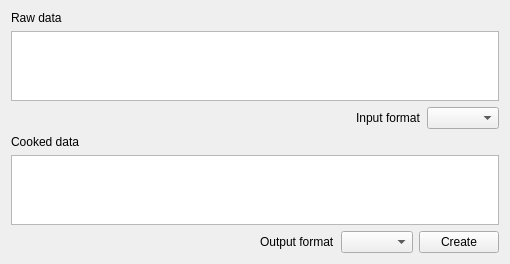
Above: Source/Assistants/String/Source/xToolsStringAssistant.ui from x-tools-author/x-tools before the change. Below: the same form after it.
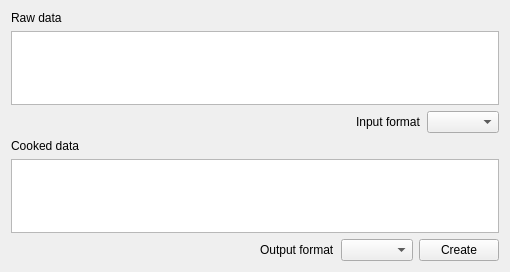
That is the form after the change. Custom widgets are drawn as their Qt base class.

Commit message: chore: do something make linux happy

What changed in the file:
```diff
--- a/Source/Assistants/String/Source/xToolsStringAssistant.ui
+++ b/Source/Assistants/String/Source/xToolsStringAssistant.ui
@@ -7,7 +7,7 @@
     <x>0</x>
     <y>0</y>
     <width>510</width>
-    <height>264</height>
+    <height>272</height>
    </rect>
   </property>
   <property name="windowTitle">
```
Left out of the diff: 2 changed lines with no effect on the pictures. The commit also changes 1 other file.
